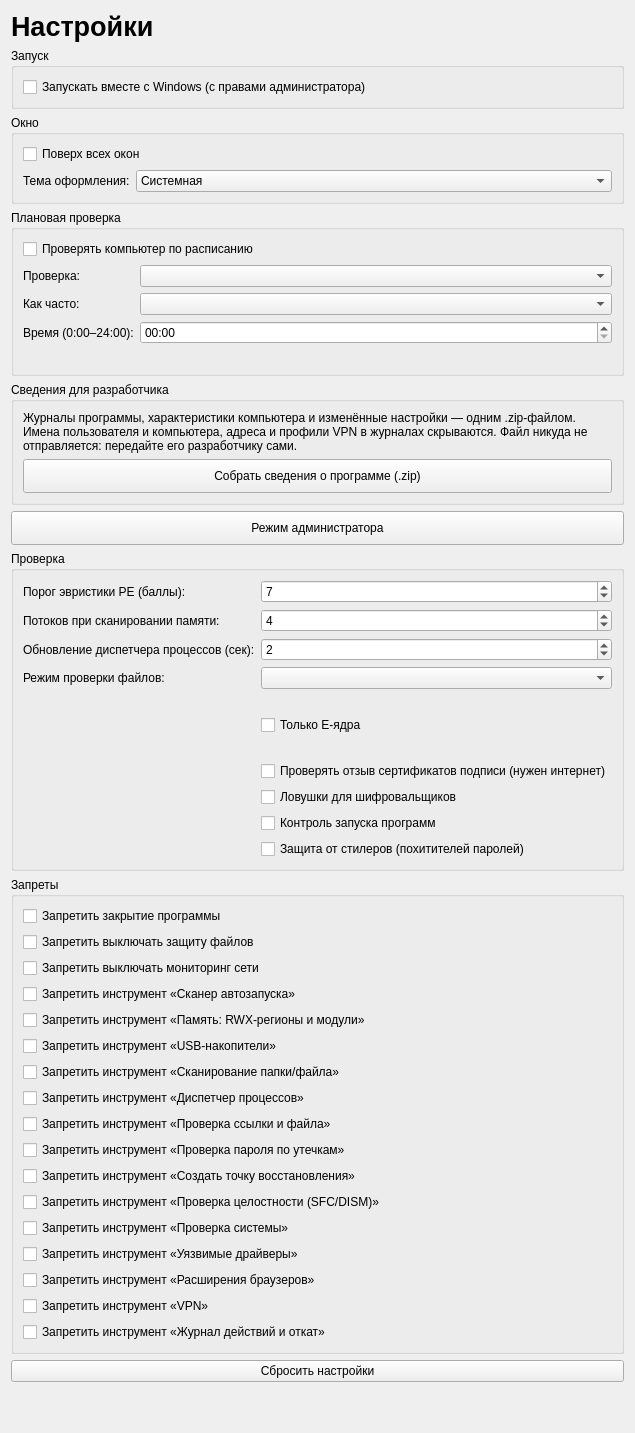
Qt form ui/designer/settings_page.ui (UnLuck000/school_project) before a commit.
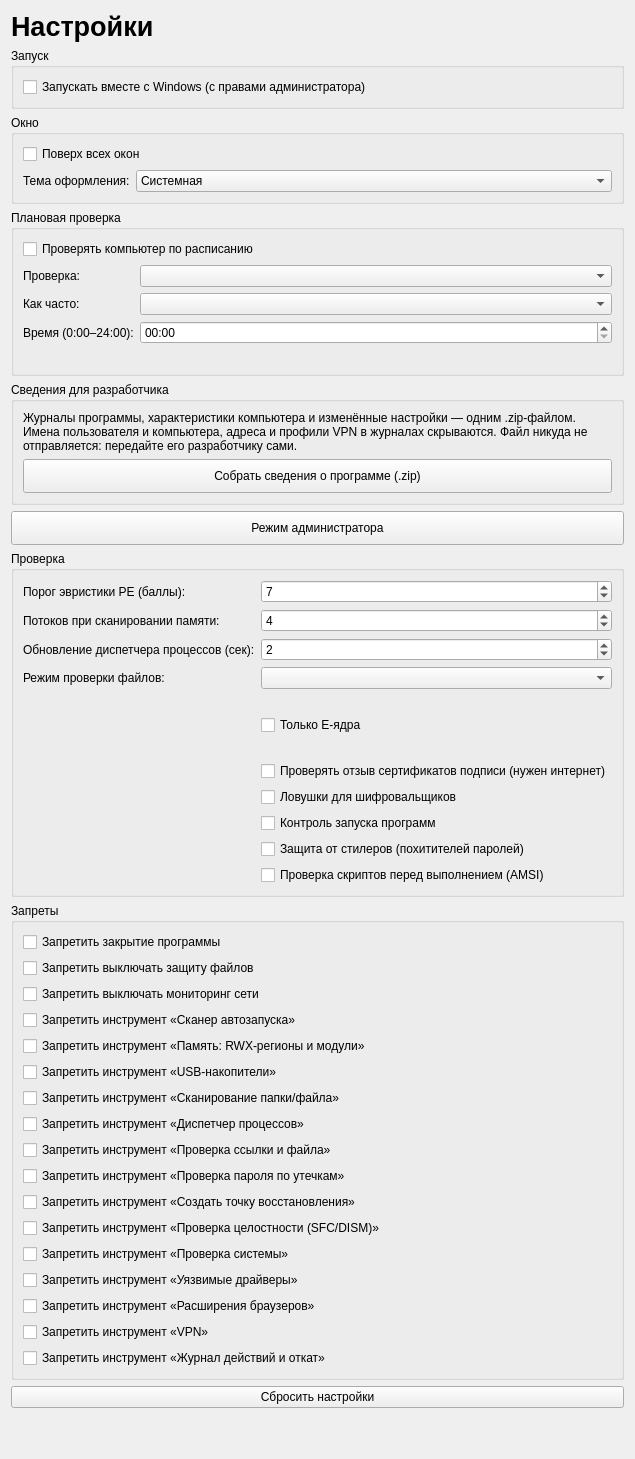
The same form after that commit.

Commit message: Версия 1.0.0: StretchBIT, конфигурация в AppData, установщик Inno Setup, AMSI, сводка по процессу

Patch:
```diff
--- a/ui/designer/settings_page.ui
+++ b/ui/designer/settings_page.ui
@@ -81,6 +81,7 @@
       <item row="8" column="1"><widget class="QCheckBox" name="chkDecoys"><property name="toolTip"><string>Вместе с защитой файлов в «Документах» и «Изображениях» создаются защищённые системные папки с файлами-приманками. Если программа начнёт их менять, она будет приостановлена как шифровальщик.</string></property><property name="text"><string>Ловушки для шифровальщиков</string></property></widget></item>
       <item row="9" column="1"><widget class="QCheckBox" name="chkLaunchGuard"><property name="toolTip"><string>Каждая запущенная программа сразу проверяется; пока файл проверяется, процесс приостановлен. Работает вместе с защитой файлов.</string></property><property name="text"><string>Контроль запуска программ</string></property></widget></item>
       <item row="10" column="1"><widget class="QCheckBox" name="chkStealerGuard"><property name="toolTip"><string>Следит, кто открывает пароли, cookies и ключи браузеров, сеанс Telegram, токены Discord и кошельки. Чужая неподписанная программа приостанавливается. Работает вместе с защитой файлов.</string></property><property name="text"><string>Защита от стилеров (похитителей паролей)</string></property></widget></item>
+      <item row="11" column="1"><widget class="QCheckBox" name="chkAmsi"><property name="toolTip"><string>Windows передаёт программе скрипты PowerShell, VBScript и JScript и макросы Office перед выполнением — уже расшифрованными. Вредоносные блокируются. Нужны права администратора: в системе регистрируется провайдер AMSI. Работает вместе с защитой файлов.</string></property><property name="text"><string>Проверка скриптов перед выполнением (AMSI)</string></property></widget></item>
       <item row="6" column="1"><widget class="QLabel" name="lblEcoresHint"><property name="wordWrap"><bool>true</bool></property><property name="text"><string/></property></widget></item>
       <item row="2" column="1"><widget class="QSpinBox" name="spnInterval"><property name="minimum"><number>1</number></property><property name="maximum"><number>10</number></property><property name="value"><number>2</number></property></widget></item>
      </layout>
```
The commit also changes 171 other files.
